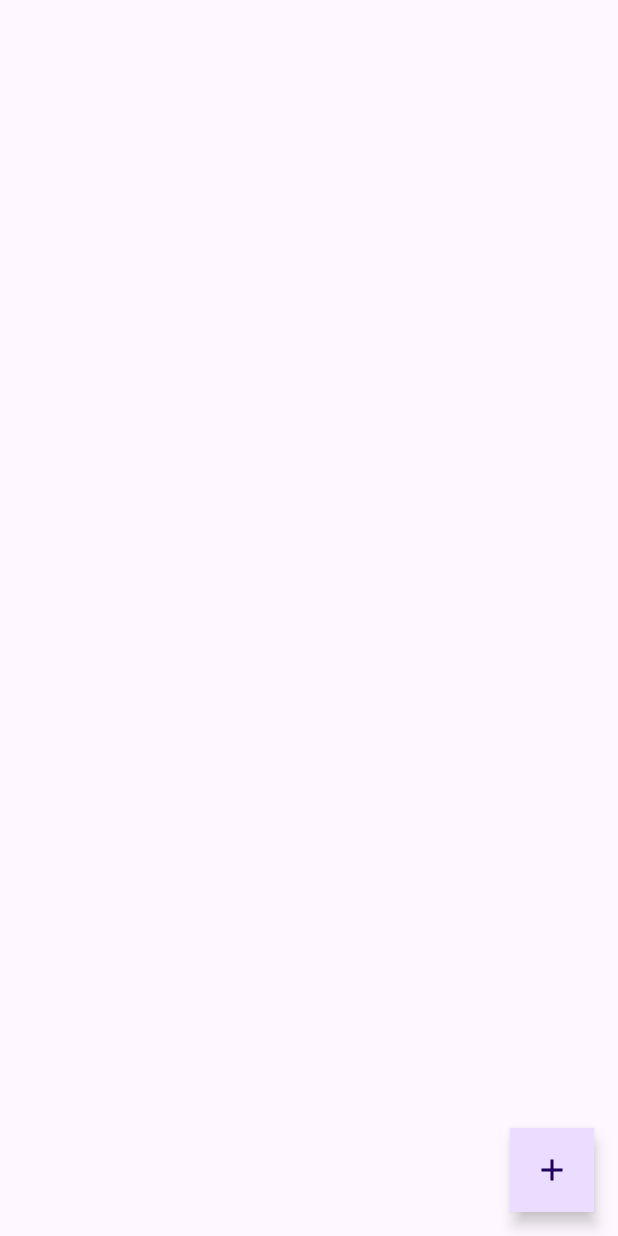
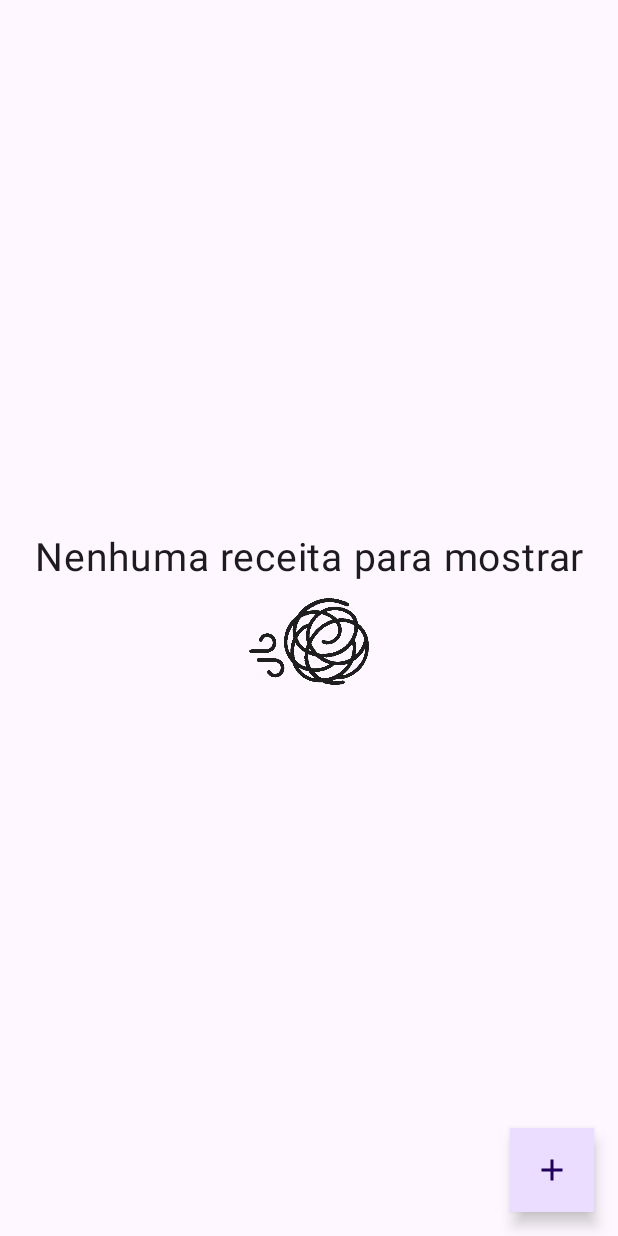
Before and after one commit to hhldiniz/comer_melhor, an Android app built with Jetpack Compose: the screen it shows after launch (MainActivity), on a phone screen of 412 x 824 dp. Run offline under Robolectric (Android 15) with nearby library versions, the phone set to English and light mode, and no system bars; our stand-ins replace Room's generated code.

Commit message:
Exibição de mensagem quando não existem receitas

```diff
--- a/app/src/main/java/com/hugo/comermelhor/ui/screens/recipes/Recipes.kt
+++ b/app/src/main/java/com/hugo/comermelhor/ui/screens/recipes/Recipes.kt
@@ -1,8 +1,10 @@
 package com.hugo.comermelhor.ui.screens.recipes
 
+import androidx.compose.foundation.Image
 import androidx.compose.foundation.layout.Arrangement
 import androidx.compose.foundation.layout.Column
 import androidx.compose.foundation.layout.fillMaxSize
+import androidx.compose.foundation.layout.fillMaxWidth
 import androidx.compose.foundation.layout.padding
 import androidx.compose.foundation.layout.size
 import androidx.compose.material.icons.Icons
@@ -11,13 +13,17 @@ import androidx.compose.material3.FloatingActionButton
 import androidx.compose.material3.Icon
 import androidx.compose.material3.Scaffold
 import androidx.compose.material3.Surface
+import androidx.compose.material3.Text
 import androidx.compose.runtime.Composable
 import androidx.compose.runtime.collectAsState
 import androidx.compose.runtime.getValue
 import androidx.compose.ui.Alignment
 import androidx.compose.ui.Modifier
+import androidx.compose.ui.res.painterResource
 import androidx.compose.ui.res.stringResource
+import androidx.compose.ui.text.style.TextAlign
 import androidx.compose.ui.unit.dp
+import androidx.compose.ui.unit.sp
 import androidx.lifecycle.viewmodel.compose.viewModel
 import androidx.navigation.NavController
 import com.hugo.comermelhor.R
@@ -62,9 +68,28 @@ fun RecipeScreen(
                 )
             }
             if (!state.isLoading && state.error == null) {
+                if (state.recipes.isEmpty()) {
+                    Column(
+                        horizontalAlignment = Alignment.CenterHorizontally,
+                        verticalArrangement = Arrangement.Center,
+                        modifier = Modifier.fillMaxSize()
+                    ) {
+                        Text(
+                            modifier = Modifier.fillMaxWidth(),
+                            text = stringResource(R.string.no_recipes_found),
+                            fontSize = 26.sp,
+                            textAlign = TextAlign.Center
+                        )
+                        Image(
+                            modifier = Modifier.size(80.dp),
+                            painter = painterResource(R.drawable.nothing_to_show),
+                            contentDescription = ""
+                        )
+                    }
+                }
                 RecipeList(recipes = state.recipes, onItemClick = object : RecipeListHandlers {
                     override fun onRecipeDescriptionClick(recipe: Recipe) {
-                        navController.navigate(Screens.ADD_RECIPE.name  + "/${recipe.recipeId}")
+                        navController.navigate(Screens.ADD_RECIPE.name + "/${recipe.recipeId}")
                     }
 
                     override fun onRecipeImageClick(recipe: Recipe) {
--- a/app/src/main/res/values/strings.xml
+++ b/app/src/main/res/values/strings.xml
@@ -22,4 +22,5 @@
     <string name="ingredient_description_label">Ingrediente</string>
     <string name="ingredient_amount_description_label">Qtd.</string>
     <string name="ingredient_unit_description_label">Unid.</string>
+    <string name="no_recipes_found">Nenhuma receita para mostrar</string>
 </resources>
```
Also changed, not shown: app/src/main/res/drawable/nothing_to_show.png (added).
